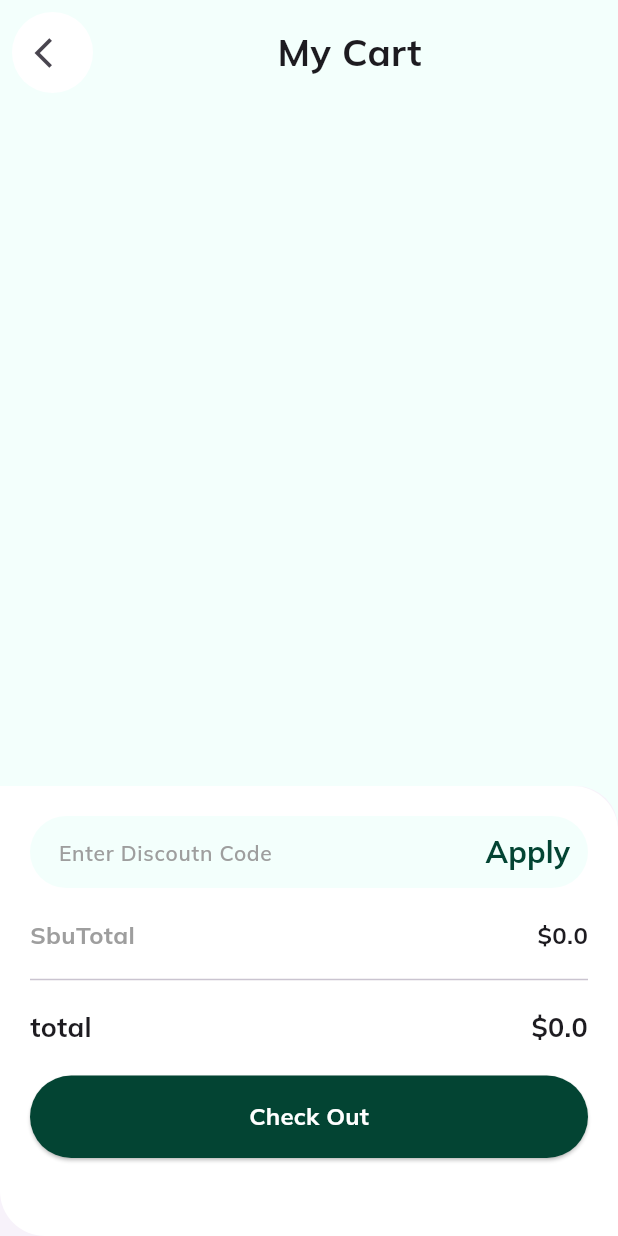
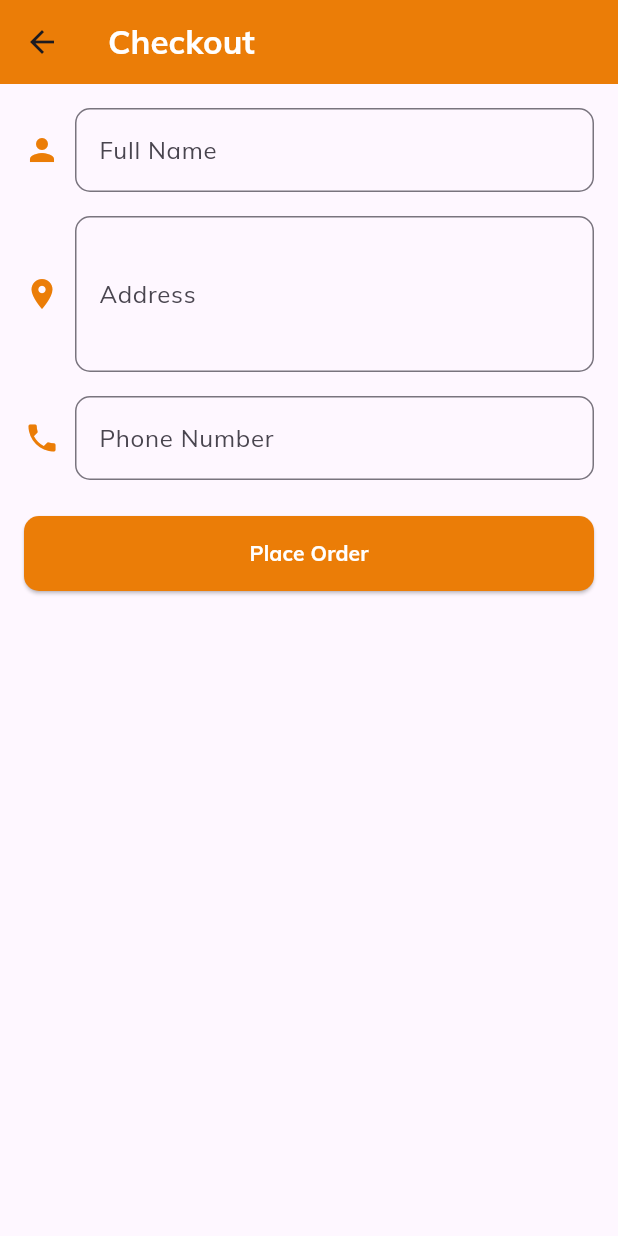
Before and after one commit to LASITHPRABHASHA/GroceryApp, a Flutter app: the CartScreen screen opened directly, after a tap on "Check Out", on a phone screen of 412 x 824 dp. Run offline on Flutter 3.47's test engine with Material 3 defaults, Android fonts, the phone set to English and light mode, and no system bars; our stand-ins replace google_fonts.

Commit message:
Add the user form

```diff
--- a/lib/Provider/add_to_cart_provider.dart
+++ b/lib/Provider/add_to_cart_provider.dart
@@ -37,7 +37,7 @@ class CartProvider extends ChangeNotifier {
   totalPrice() {
     double myTotal = 0.0; // initial
     for (Product element in _cart) {
-      myTotal += element.price * element.quantity;
+      myTotal += element.priceInRs * element.quantity;
     }
     return myTotal;
   }
--- a/lib/constants.dart
+++ b/lib/constants.dart
@@ -1,4 +1,4 @@
 import 'package:flutter/material.dart';
 
-const kcontentColor = Color.fromARGB(255, 243, 255, 252);
-const kprimaryColor = Color.fromARGB(255, 3, 68, 51);
+const kcontentColor = Color.fromARGB(255, 255, 249, 242);
+const kprimaryColor = Color.fromARGB(255, 235, 125, 7);
--- a/lib/models/product_model.dart
+++ b/lib/models/product_model.dart
@@ -7,7 +7,7 @@ class Product {
   final String image;
   final String review;
   final String seller;
-  final double price;
+  final double priceInRs;
   final String category;
   final double rate;
   int quantity;
@@ -17,7 +17,7 @@ class Product {
     required this.review,
     required this.description,
     required this.image,
-    required this.price,
+    required this.priceInRs,
     required this.seller,
     required this.category,
     required this.rate,
@@ -31,7 +31,7 @@ class Product {
       image: json['image'],
       review: json['review'],
       seller: json['seller'],
-      price: json['price'].toDouble(),
+      priceInRs: json['price'].toDouble(),
       category: json['category'],
       rate: json['rate'].toDouble(),
       quantity: json['quantity'],
--- a/lib/screens/Cart/cart_screen.dart
+++ b/lib/screens/Cart/cart_screen.dart
@@ -115,7 +115,7 @@ class _CartScreenState extends State<CartScreen> {
                                 ),
                                 const SizedBox(height: 10),
                                 Text(
-                                  "\$${cartItems.price}",
+                                  "\Rs.${cartItems.priceInRs}",
                                   style: const TextStyle(
                                     fontWeight: FontWeight.bold,
                                     fontSize: 14,
--- a/lib/screens/Cart/check_out.dart
+++ b/lib/screens/Cart/check_out.dart
@@ -1,6 +1,8 @@
+// CheckOutBox.dart
 import 'package:flutter/material.dart';
 import 'package:grocery_app/Provider/add_to_cart_provider.dart';
 import 'package:grocery_app/constants.dart';
+import 'package:grocery_app/screens/Cart/form.dart';
 
 class CheckOutBox extends StatelessWidget {
   const CheckOutBox({super.key});
@@ -33,14 +35,14 @@ class CheckOutBox extends StatelessWidget {
               ),
               filled: true,
               fillColor: kcontentColor,
-              hintText: "Enter Discoutn Code",
+              hintText: "Enter Discount Code",
               hintStyle: const TextStyle(
                 color: Colors.grey,
                 fontWeight: FontWeight.w600,
                 fontSize: 14,
               ),
               suffixIcon: TextButton(
-                onPressed: () {},
+                onPressed: () {}, // Implement discount code logic here
                 child: const Text(
                   "Apply",
                   style: TextStyle(
@@ -57,7 +59,7 @@ class CheckOutBox extends StatelessWidget {
             mainAxisAlignment: MainAxisAlignment.spaceBetween,
             children: [
               const Text(
-                "SbuTotal",
+                "Subtotal",
                 style: TextStyle(
                   fontWeight: FontWeight.bold,
                   color: Colors.grey,
@@ -65,7 +67,7 @@ class CheckOutBox extends StatelessWidget {
                 ),
               ),
               Text(
-                "\$${provider.totalPrice()}",
+                "\Rs.${provider.totalPrice()}",
                 style: const TextStyle(
                   fontWeight: FontWeight.bold,
                   fontSize: 16,
@@ -80,14 +82,14 @@ class CheckOutBox extends StatelessWidget {
             mainAxisAlignment: MainAxisAlignment.spaceBetween,
             children: [
               const Text(
-                "total",
+                "Total",
                 style: TextStyle(
                   fontWeight: FontWeight.bold,
                   fontSize: 18,
                 ),
               ),
               Text(
-                "\$${provider.totalPrice()}",
+                "\Rs.${provider.totalPrice()}",
                 style: const TextStyle(
                   fontWeight: FontWeight.bold,
                   fontSize: 18,
@@ -101,7 +103,10 @@ class CheckOutBox extends StatelessWidget {
                 backgroundColor: kprimaryColor,
                 minimumSize: const Size(double.infinity, 55),
               ),
-              onPressed: () {},
+              onPressed: () {
+                // Navigate to the checkout form screen
+                Navigator.pushNamed(context, CheckoutFormScreen.routeName);
+              },
               child: const Text(
                 "Check Out",
                 style: TextStyle(
@@ -115,4 +120,3 @@ class CheckOutBox extends StatelessWidget {
     );
   }
 }
-// now we add the provider and display the total price
--- /dev/null
+++ b/lib/screens/Cart/form.dart
@@ -0,0 +1,167 @@
+// CheckoutFormScreen.dart
+import 'package:flutter/material.dart';
+import 'package:grocery_app/constants.dart';
+
+class CheckoutFormScreen extends StatefulWidget {
+  static const String routeName = '/checkoutForm';
+
+  @override
+  State<CheckoutFormScreen> createState() => _CheckoutFormScreenState();
+}
+
+class _CheckoutFormScreenState extends State<CheckoutFormScreen> {
+  final _formKey = GlobalKey<FormState>();
+  final TextEditingController _nameController = TextEditingController();
+  final TextEditingController _addressController = TextEditingController();
+  final TextEditingController _phoneController = TextEditingController();
+
+  @override
+  Widget build(BuildContext context) {
+    return Scaffold(
+      appBar: AppBar(
+        title: const Text(
+          'Checkout',
+          style: TextStyle(color: Colors.white, fontWeight: FontWeight.bold),
+        ),
+        backgroundColor: kprimaryColor,
+      ),
+      body: Padding(
+        padding: const EdgeInsets.all(16.0),
+        child: Form(
+          key: _formKey,
+          child: Column(
+            children: [
+              // User Information Row
+              Row(
+                children: [
+                  const Icon(
+                    Icons.person,
+                    color: kprimaryColor,
+                  ),
+                  const SizedBox(width: 10),
+                  Expanded(
+                    child: TextFormField(
+                      controller: _nameController,
+                      validator: (value) {
+                        if (value == null || value.isEmpty) {
+                          return 'Please enter your name';
+                        }
+                        return null;
+                      },
+                      decoration: InputDecoration(
+                        labelText: 'Full Name',
+                        border: OutlineInputBorder(
+                          borderRadius: BorderRadius.circular(10),
+                          borderSide: BorderSide(color: kprimaryColor),
+                        ),
+                      ),
+                    ),
+                  ),
+                ],
+              ),
+              const SizedBox(height: 16),
+              // Address Row
+              Row(
+                children: [
+                  const Icon(
+                    Icons.location_on,
+                    color: kprimaryColor,
+                  ),
+                  const SizedBox(width: 10),
+                  Expanded(
+                    child: TextFormField(
+                      controller: _addressController,
+                      validator: (value) {
+                        if (value == null || value.isEmpty) {
+                          return 'Please enter your address';
+                        }
+                        return null;
+                      },
+                      maxLines: 3,
+                      decoration: InputDecoration(
+                        labelText: 'Address',
+                        border: OutlineInputBorder(
+                          borderRadius: BorderRadius.circular(10),
+                          borderSide: BorderSide(color: kprimaryColor),
+                        ),
+                      ),
+                    ),
+                  ),
+                ],
+              ),
+              const SizedBox(height: 16),
+              // Phone Number Row
+              Row(
+                children: [
+                  const Icon(
+                    Icons.phone,
+                    color: kprimaryColor,
+                  ),
+                  const SizedBox(width: 10),
+                  Expanded(
+                    child: TextFormField(
+                      controller: _phoneController,
+                      validator: (value) {
+                        if (value == null || value.isEmpty) {
+                          return 'Please enter your phone number';
+                        }
+                        return null;
+                      },
+                      keyboardType: TextInputType.phone,
+                      decoration: InputDecoration(
+                        labelText: 'Phone Number',
+                        border: OutlineInputBorder(
+                          borderRadius: BorderRadius.circular(10),
+                          borderSide: BorderSide(color: kprimaryColor),
+                        ),
+                      ),
+                    ),
+                  ),
+                ],
+              ),
+              const SizedBox(height: 24),
+              ElevatedButton(
+                onPressed: () {
+                  if (_formKey.currentState!.validate()) {
+                    // Process checkout (e.g., navigate to payment screen)
+                    String name = _nameController.text;
+                    String address = _addressController.text;
+                    String phone = _phoneController.text;
+
+                    // Show order placed successfully dialog
+                    showDialog(
+                      context: context,
+                      builder: (context) => AlertDialog(
+                        title: const Text('Order Placed Successfully'),
+                        content: const Text(
+                            'Your order has been placed and will be processed shortly.'),
+                        actions: [
+                          TextButton(
+                            onPressed: () => Navigator.pop(context),
+                            child: const Text('OK'),
+                          ),
+                        ],
+                      ),
+                    );
+                  }
+                },
+                child: const Text(
+                  'Place Order',
+                  style: TextStyle(
+                      color: Colors.white, fontWeight: FontWeight.bold),
+                ),
+                style: ElevatedButton.styleFrom(
+                  backgroundColor: kprimaryColor,
+                  minimumSize: const Size(double.infinity, 50),
+                  shape: RoundedRectangleBorder(
+                    borderRadius: BorderRadius.circular(10),
+                  ),
+                ),
+              ),
+            ],
+          ),
+        ),
+      ),
+    );
+  }
+}
--- a/lib/screens/Detail/Widget/items_details.dart
+++ b/lib/screens/Detail/Widget/items_details.dart
@@ -26,7 +26,7 @@ class ItemsDetails extends StatelessWidget {
             ),
             // Product price
             Text(
-              "\$${product.price}",
+              "Rs.${product.priceInRs}",
               style: const TextStyle(
                 fontWeight: FontWeight.w800,
                 fontSize: 25,
--- a/lib/screens/Home/Widget/product_cart.dart
+++ b/lib/screens/Home/Widget/product_cart.dart
@@ -60,7 +60,7 @@ class ProductCard extends StatelessWidget {
                   mainAxisAlignment: MainAxisAlignment.spaceAround,
                   children: [
                     Text(
-                      "\$${product.price}",
+                      "\Rs.${product.priceInRs}",
                       style: const TextStyle(
                         fontWeight: FontWeight.bold,
                         fontSize: 17,
```
Also changed, not shown: assets/product_model.json (+16 -16 lines), lib/main.dart (+9 -2 lines), lib/screens/Detail/Widget/image_slider.dart (+9 -13 lines), lib/screens/Detail/detail_screen.dart (+17 -45 lines), lib/screens/Detail/image_slider.dart (deleted, +0 -28 lines), lib/screens/Favorite/favorite.dart (+4 -5 lines), 45 other files.
